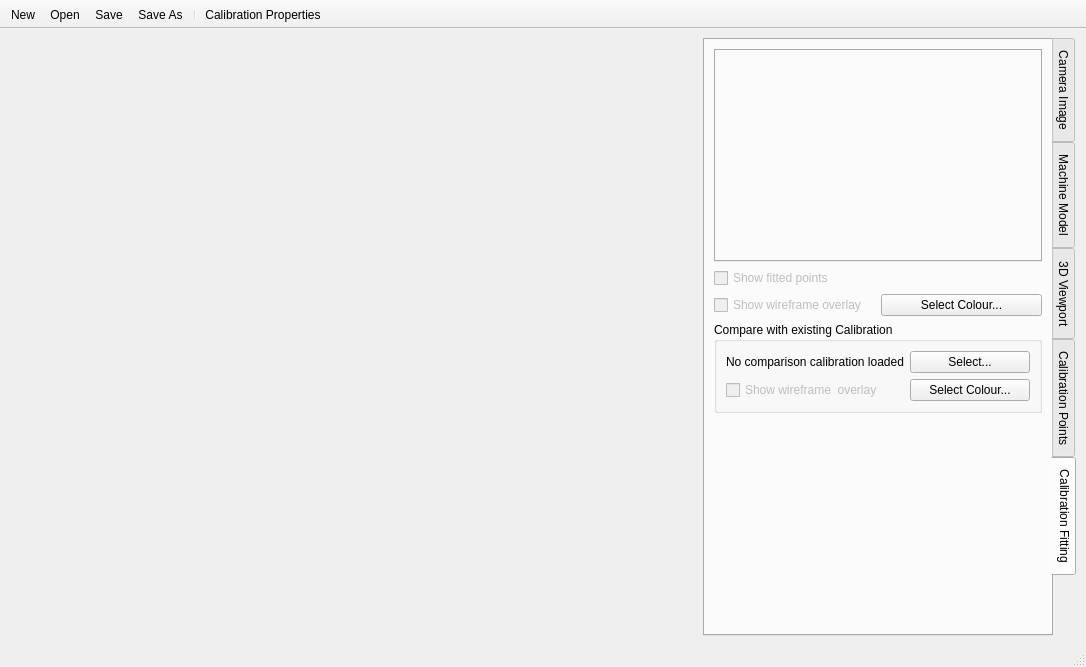
Qt form calcam/gui/qt_designer_files/fitting_calib.ui (euratom-software/calcam) before a commit.
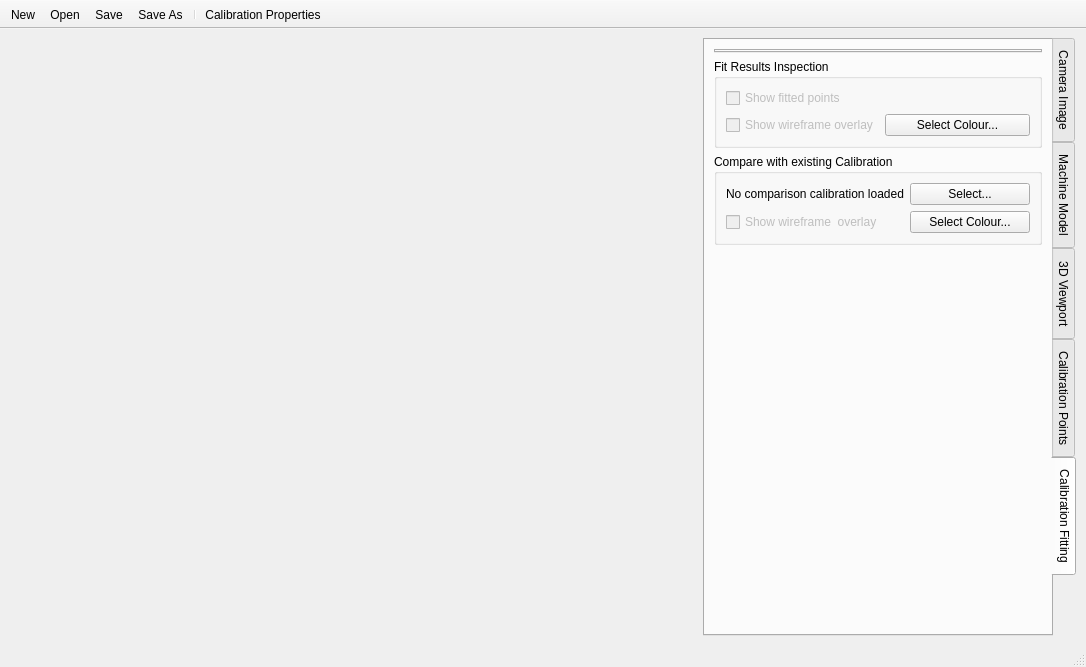
The same form after that commit. The open tabs and pages were chosen to show the change.

Commit message: Finish changed to set_extrinsics; GUI layout improvements for *nix; change version of qvtkrenderwindowinteractor to one which works with other distributions than enthought.

```diff
--- a/calcam/gui/qt_designer_files/fitting_calib.ui
+++ b/calcam/gui/qt_designer_files/fitting_calib.ui
@@ -1355,35 +1355,50 @@
           </property>
          </spacer>
         </item>
-        <item row="4" column="0">
-         <widget class="QCheckBox" name="overlay_checkbox">
-          <property name="enabled">
-           <bool>false</bool>
-          </property>
-          <property name="text">
-           <string>Show wireframe overlay</string>
-          </property>
-         </widget>
-        </item>
-        <item row="4" column="1">
-         <widget class="QPushButton" name="overlay_colour_button">
-          <property name="text">
-           <string>Select Colour...</string>
-          </property>
-         </widget>
-        </item>
         <item row="3" column="0" colspan="2">
-         <widget class="QCheckBox" name="fitted_points_checkbox">
-          <property name="enabled">
-           <bool>false</bool>
+         <widget class="QGroupBox" name="groupBox_6">
+          <property name="title">
+           <string>Fit Results Inspection</string>
           </property>
-          <property name="text">
-           <string>Show fitted points</string>
-          </property>
+          <layout class="QGridLayout" name="gridLayout_17">
+           <item row="1" column="0">
+            <widget class="QCheckBox" name="overlay_checkbox">
+             <property name="enabled">
+              <bool>false</bool>
+             </property>
+             <property name="text">
+              <string>Show wireframe overlay</string>
+             </property>
+            </widget>
+           </item>
+           <item row="0" column="0">
+            <widget class="QCheckBox" name="fitted_points_checkbox">
+             <property name="enabled">
+              <bool>false</bool>
+             </property>
+             <property name="text">
+              <string>Show fitted points</string>
+             </property>
+            </widget>
+           </item>
+           <item row="1" column="1">
+            <widget class="QPushButton" name="overlay_colour_button">
+             <property name="text">
+              <string>Select Colour...</string>
+             </property>
+            </widget>
+           </item>
+          </layout>
          </widget>
         </item>
         <item row="0" column="0" colspan="2">
          <widget class="QTabWidget" name="subview_tabs">
+          <property name="sizePolicy">
+           <sizepolicy hsizetype="Expanding" vsizetype="Minimum">
+            <horstretch>0</horstretch>
+            <verstretch>0</verstretch>
+           </sizepolicy>
+          </property>
           <property name="currentIndex">
            <number>-1</number>
           </property>
```
Left out of the diff: 136 changed lines with no effect on the pictures. The commit also changes 12 other files.
